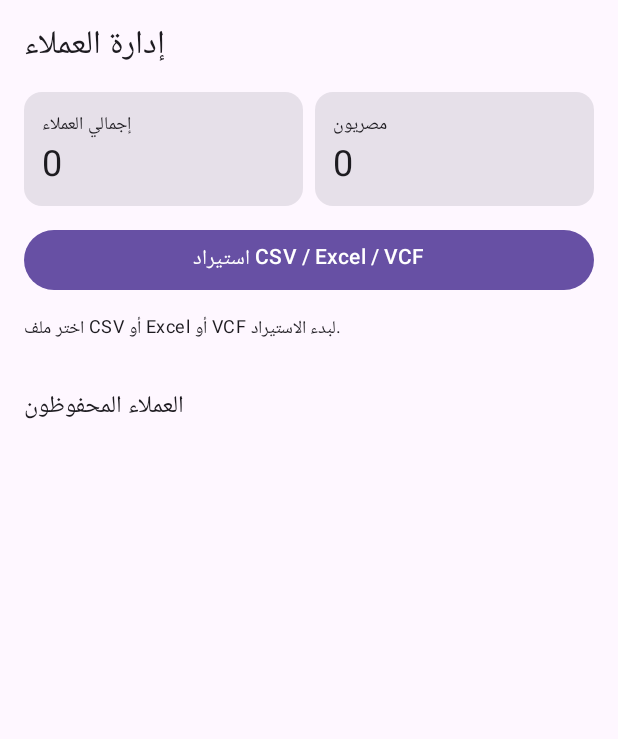
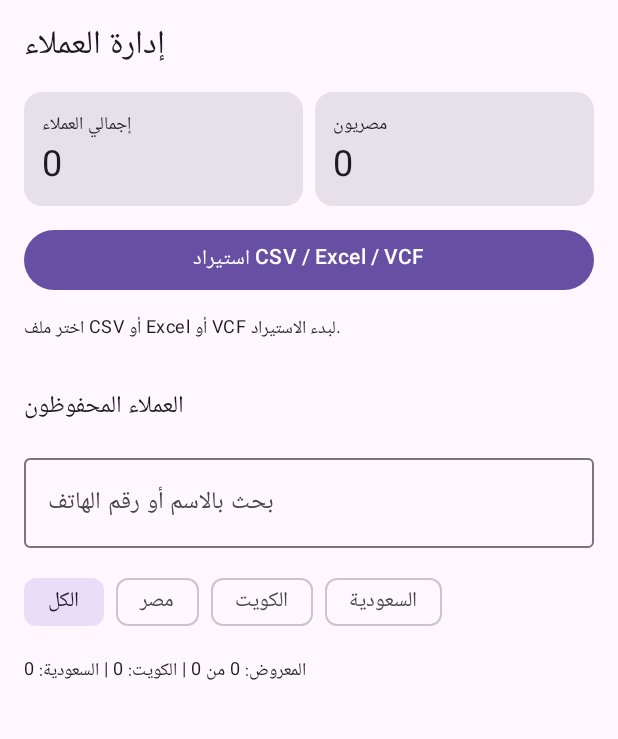
Before and after one commit to d301027871236-cell/Sender-Mobile, an Android app built with Jetpack Compose: the screen it shows after launch (MainActivity), on a phone screen of 412 x 824 dp, the part 78-817 px from its top. Run offline under Robolectric (Android 15) with nearby library versions, the phone set to English and light mode, and no system bars; our stand-ins replace Room's generated code.

Commit message:
Add customer search and country filters

```diff
--- a/app/src/main/java/com/sendermobile/MainActivity.kt
+++ b/app/src/main/java/com/sendermobile/MainActivity.kt
@@ -14,6 +14,8 @@ import androidx.compose.foundation.layout.Spacer
 import androidx.compose.foundation.layout.fillMaxSize
 import androidx.compose.foundation.layout.fillMaxWidth
 import androidx.compose.foundation.layout.height
+import androidx.compose.foundation.horizontalScroll
+import androidx.compose.foundation.rememberScrollState
 import androidx.compose.foundation.layout.padding
 import androidx.compose.foundation.layout.weight
 import androidx.compose.foundation.lazy.LazyColumn
@@ -22,6 +24,8 @@ import androidx.compose.material3.Button
 import androidx.compose.material3.Card
 import androidx.compose.material3.DropdownMenu
 import androidx.compose.material3.DropdownMenuItem
+import androidx.compose.material3.FilterChip
+import androidx.compose.material3.OutlinedTextField
 import androidx.compose.material3.MaterialTheme
 import androidx.compose.material3.OutlinedButton
 import androidx.compose.material3.Surface
@@ -124,6 +128,16 @@ private fun SenderMobileApp(
     var phoneColumn by remember { mutableStateOf(1) }
     var status by remember { mutableStateOf("اختر ملف CSV أو Excel أو VCF لبدء الاستيراد.") }
     var busy by remember { mutableStateOf(false) }
+    var searchQuery by remember { mutableStateOf("") }
+    var countryFilter by remember { mutableStateOf("الكل") }
+    val filteredCustomers = customers.filter { customer ->
+        val matchesCountry = countryFilter == "الكل" || customer.countryName == countryFilter
+        val query = searchQuery.trim()
+        val matchesSearch = query.isBlank() || customer.name.contains(query, ignoreCase = true) ||
+            customer.originalPhone.contains(query, ignoreCase = true) ||
+            customer.normalizedPhone.contains(query, ignoreCase = true)
+        matchesCountry && matchesSearch
+    }
 
     val picker = rememberLauncherForActivityResult(ActivityResultContracts.OpenDocument()) { uri ->
         if (uri != null) {
@@ -211,8 +225,31 @@ private fun SenderMobileApp(
                 } ?: run {
                     Spacer(Modifier.height(4.dp))
                     Text("العملاء المحفوظون", style = MaterialTheme.typography.titleMedium)
+                    OutlinedTextField(
+                        value = searchQuery,
+                        onValueChange = { searchQuery = it },
+                        modifier = Modifier.fillMaxWidth(),
+                        singleLine = true,
+                        label = { Text("بحث بالاسم أو رقم الهاتف") }
+                    )
+                    Row(
+                        modifier = Modifier.fillMaxWidth().horizontalScroll(rememberScrollState()),
+                        horizontalArrangement = Arrangement.spacedBy(8.dp)
+                    ) {
+                        listOf("الكل", "مصر", "الكويت", "السعودية").forEach { country ->
+                            FilterChip(
+                                selected = countryFilter == country,
+                                onClick = { countryFilter = country },
+                                label = { Text(country) }
+                            )
+                        }
+                    }
+                    Text(
+                        "المعروض: ${filteredCustomers.size} من ${customers.size} | الكويت: ${customers.count { it.countryName == "الكويت" }} | السعودية: ${customers.count { it.countryName == "السعودية" }}",
+                        style = MaterialTheme.typography.bodySmall
+                    )
                     LazyColumn(modifier = Modifier.weight(1f), verticalArrangement = Arrangement.spacedBy(6.dp)) {
-                        itemsIndexed(customers) { _, customer -> CustomerCard(customer) }
+                        itemsIndexed(filteredCustomers) { _, customer -> CustomerCard(customer) }
                     }
                 }
             }
```
